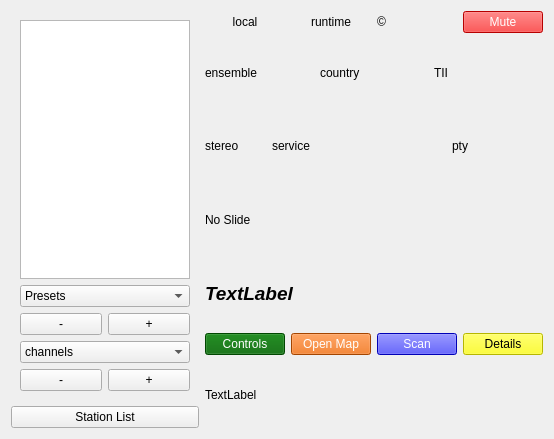
Above: forms/dabradio.ui from tomneda/DABstar before the change. Below: the same form after it.
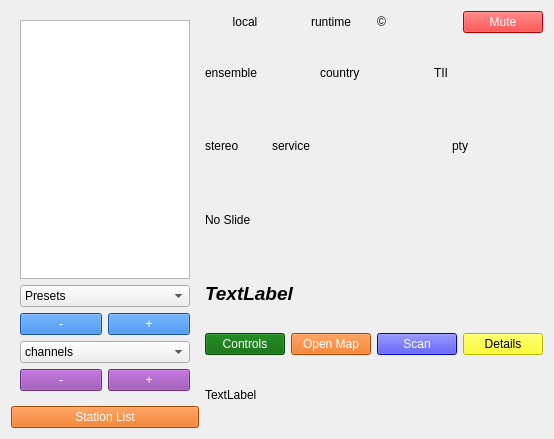
That is the form after the change. Custom widgets are drawn as their Qt base class.

```diff
--- a/forms/dabradio.ui
+++ b/forms/dabradio.ui
@@ -77,6 +77,10 @@
              <string>&lt;html&gt;&lt;head&gt;&lt;/head&gt;&lt;body&gt;
 &lt;p&gt;Select the previous service on the list of services&lt;br /&gt;(the previous one of the first element is the last element of the list).&lt;/p&gt;&lt;/body&gt;&lt;/html&gt;</string>
             </property>
+            <property name="styleSheet">
+             <string notr="true">background-color: rgb(28, 113, 216);
+color: rgb(255, 255, 255);</string>
+            </property>
             <property name="text">
              <string>-</string>
             </property>
@@ -87,6 +91,10 @@
             <property name="toolTip">
              <string>&lt;html&gt;&lt;head /&gt; &lt;body&gt;&lt;p&gt;Select the next service on the list of services &lt;br /&gt;(the next of the last element is the first element).&lt;/body&gt;&lt;/html&gt;</string>
             </property>
+            <property name="styleSheet">
+             <string notr="true">background-color: rgb(28, 113, 216);
+color: rgb(255, 255, 255);</string>
+            </property>
             <property name="text">
              <string>+</string>
             </property>
@@ -113,6 +121,10 @@
             <property name="toolTip">
              <string>Select the previous channel.</string>
             </property>
+            <property name="styleSheet">
+             <string notr="true">background-color: rgb(145, 65, 172);
+color: rgb(255, 255, 255);</string>
+            </property>
             <property name="text">
              <string>-</string>
             </property>
@@ -123,6 +135,10 @@
             <property name="toolTip">
              <string>Select the next channel of the list maintained in the channel selector.</string>
             </property>
+            <property name="styleSheet">
+             <string notr="true">background-color: rgb(145, 65, 172);
+color: rgb(255, 255, 255);</string>
+            </property>
             <property name="text">
              <string>+</string>
             </property>
@@ -138,6 +154,10 @@
        <property name="toolTip">
         <string>&lt;html&gt;&lt;head/&gt;&lt;body&gt;&lt;p&gt;The (name:channel) of each service found is stored in the history list. Selecting a service from this list is possible (but only makes sense if the (name:channel) is in reach of the decoder).&lt;/p&gt;&lt;p&gt;Clearing the list is by touching the right hand mouse click&lt;/p&gt;&lt;/body&gt;&lt;/html&gt;</string>
        </property>
+       <property name="styleSheet">
+        <string notr="true">background-color: rgb(230, 97, 0);
+color: rgb(255, 255, 255);</string>
+       </property>
        <property name="text">
         <string>Station List</string>
        </property>
```
